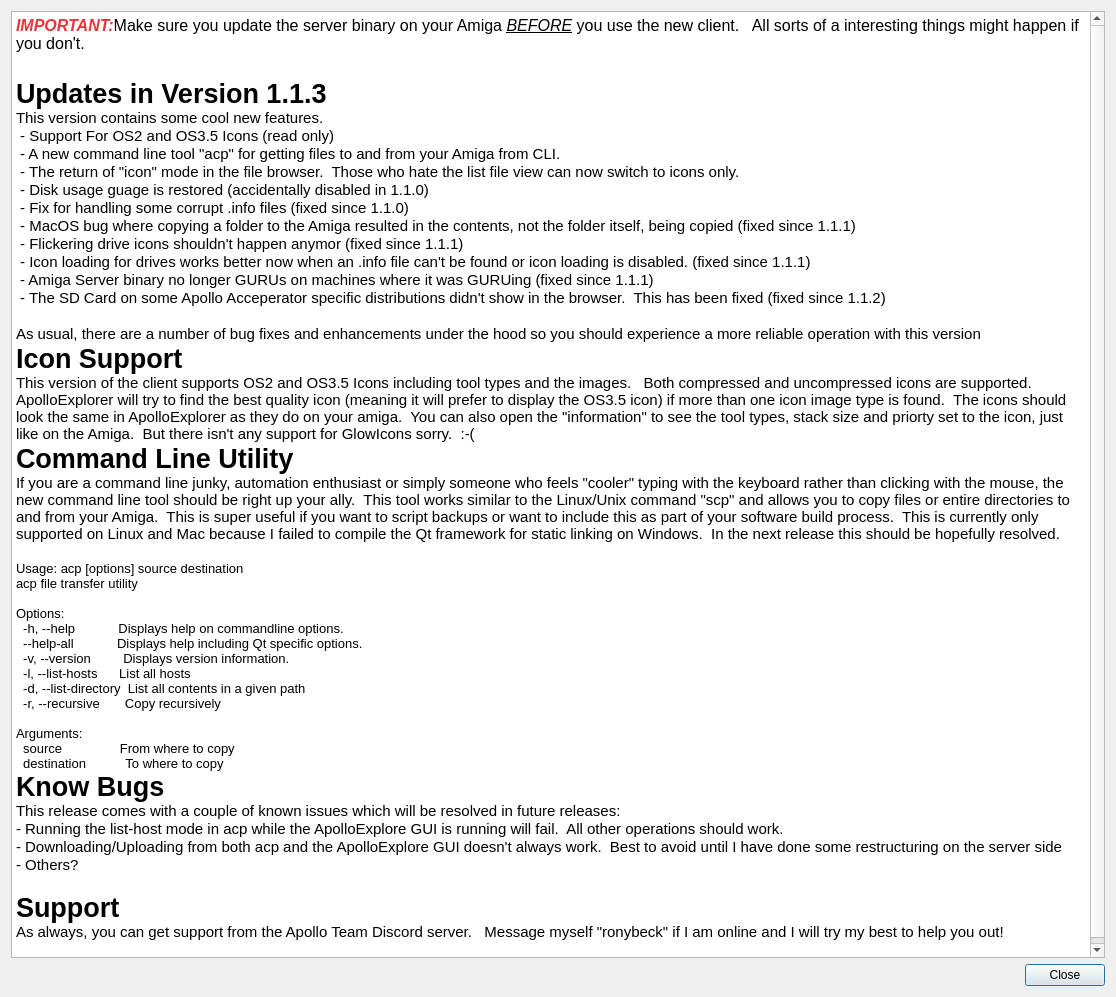
First picture: the form in ApolloExplorerPC/dialogwhatsnew.ui, repository ronybeck/ApolloExplorer, before the edit.
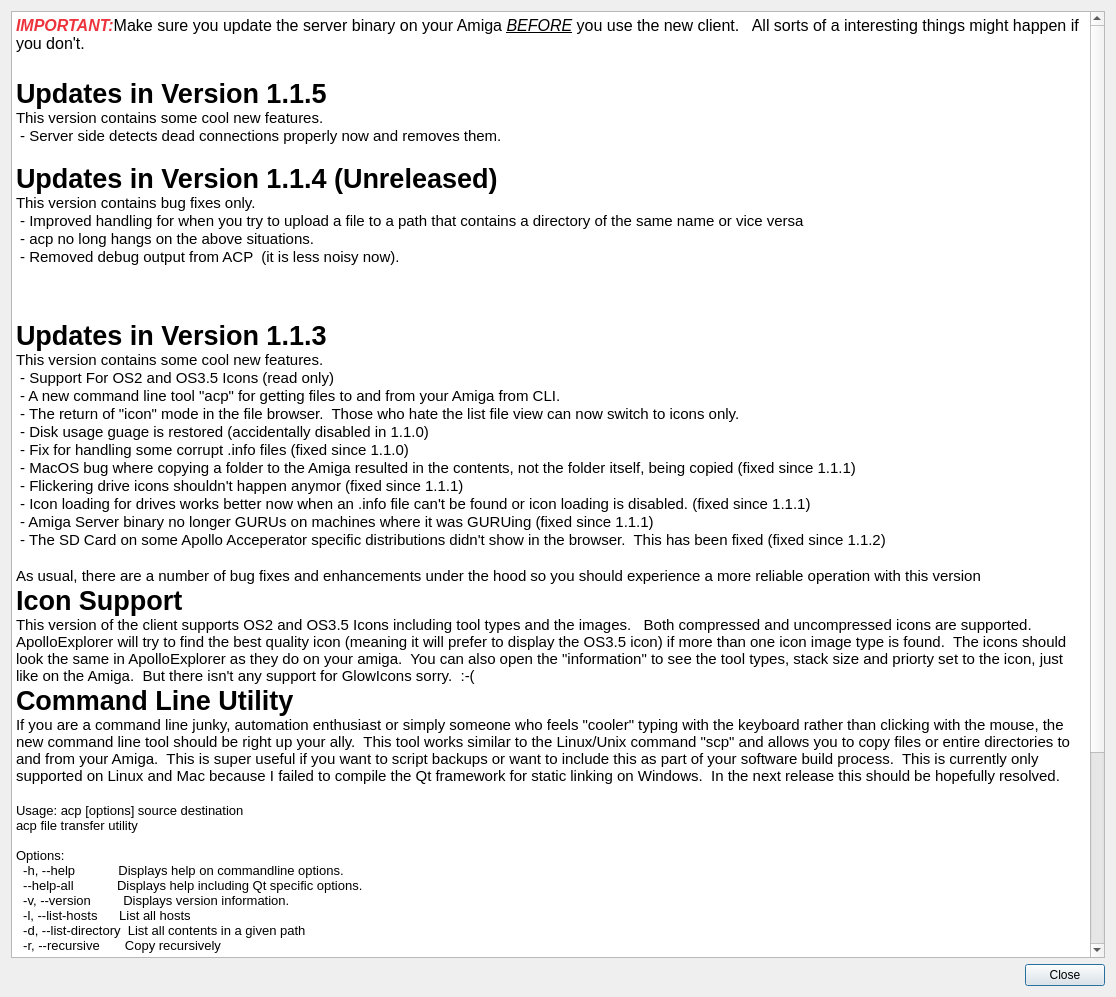
Second picture: the form after the edit. Icons and pictures are not drawn.

Commit message: Fixed dead connection detection on the server side

Diff of the .ui file:
```diff
--- a/ApolloExplorerPC/dialogwhatsnew.ui
+++ b/ApolloExplorerPC/dialogwhatsnew.ui
@@ -30,6 +30,18 @@
 &lt;/style&gt;&lt;/head&gt;&lt;body style=&quot; font-family:'Ubuntu'; font-size:11pt; font-weight:400; font-style:normal;&quot;&gt;
 &lt;p style=&quot; margin-top:0px; margin-bottom:0px; margin-left:0px; margin-right:0px; -qt-block-indent:0; text-indent:0px;&quot;&gt;&lt;span style=&quot; font-size:12pt; font-weight:700; font-style:italic; color:#ed333b;&quot;&gt;IMPORTANT:&lt;/span&gt;&lt;span style=&quot; font-size:12pt;&quot;&gt;Make sure you update the server binary on your Amiga &lt;/span&gt;&lt;span style=&quot; font-size:12pt; font-style:italic; text-decoration: underline;&quot;&gt;BEFORE&lt;/span&gt;&lt;span style=&quot; font-size:12pt;&quot;&gt; you use the new client.   All sorts of a interesting things might happen if you don't.&lt;/span&gt;&lt;/p&gt;
 &lt;p style=&quot;-qt-paragraph-type:empty; margin-top:0px; margin-bottom:0px; margin-left:0px; margin-right:0px; -qt-block-indent:0; text-indent:0px; font-size:16pt; text-decoration: underline;&quot;&gt;&lt;br /&gt;&lt;/p&gt;
+&lt;p style=&quot; margin-top:0px; margin-bottom:0px; margin-left:0px; margin-right:0px; -qt-block-indent:0; text-indent:0px;&quot;&gt;&lt;span style=&quot; font-size:20pt; font-weight:700;&quot;&gt;Updates in Version 1.1.5&lt;/span&gt;&lt;/p&gt;
+&lt;p style=&quot; margin-top:0px; margin-bottom:0px; margin-left:0px; margin-right:0px; -qt-block-indent:0; text-indent:0px;&quot;&gt;This version contains some cool new features.&lt;/p&gt;
+&lt;p style=&quot; margin-top:0px; margin-bottom:0px; margin-left:0px; margin-right:0px; -qt-block-indent:0; text-indent:0px;&quot;&gt; - Server side detects dead connections properly now and removes them.&lt;/p&gt;
+&lt;p style=&quot;-qt-paragraph-type:empty; margin-top:0px; margin-bottom:0px; margin-left:0px; margin-right:0px; -qt-block-indent:0; text-indent:0px;&quot;&gt;&lt;br /&gt;&lt;/p&gt;
+&lt;p style=&quot; margin-top:0px; margin-bottom:0px; margin-left:0px; margin-right:0px; -qt-block-indent:0; text-indent:0px;&quot;&gt;&lt;span style=&quot; font-size:20pt; font-weight:700;&quot;&gt;Updates in Version 1.1.4 (Unreleased)&lt;/span&gt;&lt;/p&gt;
+&lt;p style=&quot; margin-top:0px; margin-bottom:0px; margin-left:0px; margin-right:0px; -qt-block-indent:0; text-indent:0px;&quot;&gt;This version contains bug fixes only.&lt;/p&gt;
+&lt;p style=&quot; margin-top:0px; margin-bottom:0px; margin-left:0px; margin-right:0px; -qt-block-indent:0; text-indent:0px;&quot;&gt; - Improved handling for when you try to upload a file to a path that contains a directory of the same name or vice versa&lt;/p&gt;
+&lt;p style=&quot; margin-top:0px; margin-bottom:0px; margin-left:0px; margin-right:0px; -qt-block-indent:0; text-indent:0px;&quot;&gt; - acp no long hangs on the above situations.&lt;/p&gt;
+&lt;p style=&quot; margin-top:0px; margin-bottom:0px; margin-left:0px; margin-right:0px; -qt-block-indent:0; text-indent:0px;&quot;&gt; - Removed debug output from ACP  (it is less noisy now).&lt;/p&gt;
+&lt;p style=&quot;-qt-paragraph-type:empty; margin-top:0px; margin-bottom:0px; margin-left:0px; margin-right:0px; -qt-block-indent:0; text-indent:0px;&quot;&gt;&lt;br /&gt;&lt;/p&gt;
+&lt;p style=&quot;-qt-paragraph-type:empty; margin-top:0px; margin-bottom:0px; margin-left:0px; margin-right:0px; -qt-block-indent:0; text-indent:0px;&quot;&gt;&lt;br /&gt;&lt;/p&gt;
+&lt;p style=&quot;-qt-paragraph-type:empty; margin-top:0px; margin-bottom:0px; margin-left:0px; margin-right:0px; -qt-block-indent:0; text-indent:0px;&quot;&gt;&lt;br /&gt;&lt;/p&gt;
 &lt;p style=&quot; margin-top:0px; margin-bottom:0px; margin-left:0px; margin-right:0px; -qt-block-indent:0; text-indent:0px;&quot;&gt;&lt;span style=&quot; font-size:20pt; font-weight:700;&quot;&gt;Updates in Version 1.1.3&lt;/span&gt;&lt;/p&gt;
 &lt;p style=&quot; margin-top:0px; margin-bottom:0px; margin-left:0px; margin-right:0px; -qt-block-indent:0; text-indent:0px;&quot;&gt;This version contains some cool new features.&lt;/p&gt;
 &lt;p style=&quot; margin-top:0px; margin-bottom:0px; margin-left:0px; margin-right:0px; -qt-block-indent:0; text-indent:0px;&quot;&gt; - Support For OS2 and OS3.5 Icons (read only)&lt;/p&gt;
```
The commit also changes 6 other files.
